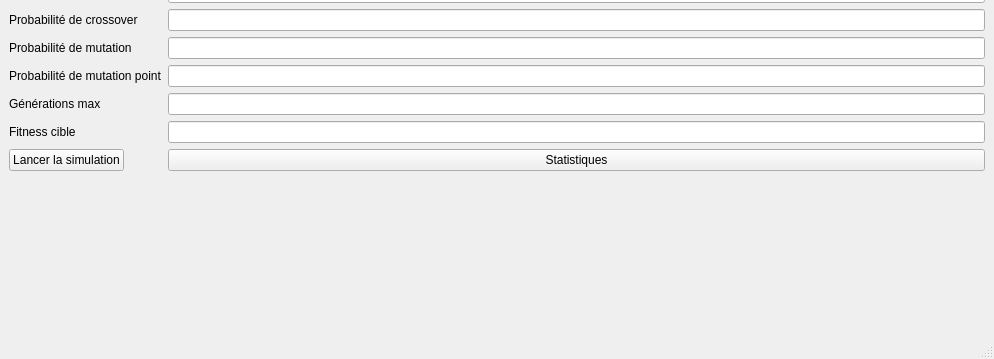
The window that recursive genetic/interface.ui (Rafale470/IENAC24-Project-Genetic-Programming) describes before a commit, drawn with Qt 5; both pictures show x 0 to 994 and y 441 to 800 of the 994 by 800 pixel window.
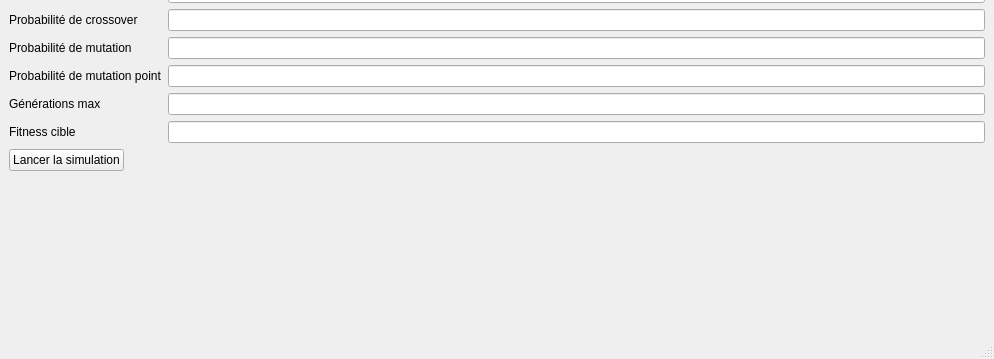
The same window after the commit.

Diff of the .ui file:
```diff
--- a/recursive genetic/interface.ui
+++ b/recursive genetic/interface.ui
@@ -220,13 +220,6 @@
       </property>
      </widget>
     </item>
-    <item row="12" column="1">
-     <widget class="QPushButton" name="pushButton_statistiques">
-      <property name="text">
-       <string>Statistiques</string>
-      </property>
-     </widget>
-    </item>
    </layout>
   </widget>
   <widget class="QMenuBar" name="menubar"/>
```
